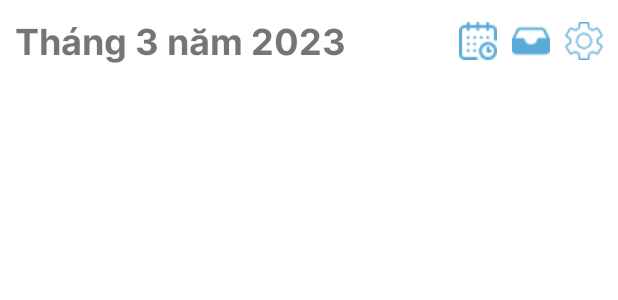
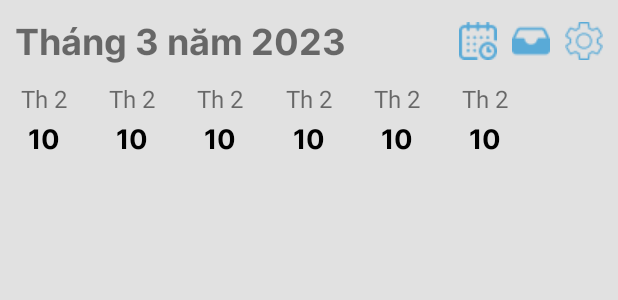
Before and after one commit to doanvu2000/Daily-Planner, an Android app: the layout activity_main.xml on its own in the app's theme, with its tools: preview values and no code run, on a phone screen of 412 x 824 dp. Shown: the top 300 px of the screen. Run offline under Robolectric (Android 15) with nearby library versions, the phone set to English and light mode, and no system bars.

Commit message:
add layout item plan

```diff
--- a/app/src/main/java/com/dd/company/dailyplanner/utils/ViewEx.kt
+++ b/app/src/main/java/com/dd/company/dailyplanner/utils/ViewEx.kt
@@ -125,3 +125,7 @@ fun TextView.setTextHtml(content: String) {
         Html.fromHtml(content);
     }
 }
+
+fun Context.getDrawableIdByName(name: String): Int {
+    return this.resources.getIdentifier(name, "drawable", packageName)
+}
--- /dev/null
+++ b/app/src/main/res/drawable/bg_round_home.xml
@@ -0,0 +1,5 @@
+<?xml version="1.0" encoding="utf-8"?>
+<shape xmlns:android="http://schemas.android.com/apk/res/android">
+    <corners android:radius="34dp" />
+    <solid android:color="@color/white" />
+</shape>
--- a/app/src/main/res/layout/activity_main.xml
+++ b/app/src/main/res/layout/activity_main.xml
@@ -4,6 +4,7 @@
     xmlns:tools="http://schemas.android.com/tools"
     android:layout_width="match_parent"
     android:layout_height="match_parent"
+    android:background="@color/background_app"
     android:orientation="vertical"
     tools:context=".ui.home.MainActivity">
 
@@ -49,5 +50,17 @@
     <androidx.recyclerview.widget.RecyclerView
         android:id="@+id/rcvWeekly"
         android:layout_width="match_parent"
-        android:layout_height="wrap_content" />
+        android:layout_height="wrap_content"
+        app:layoutManager="androidx.recyclerview.widget.GridLayoutManager"
+        app:spanCount="7"
+        tools:itemCount="7"
+        tools:listitem="@layout/item_weekly_home" />
+
+    <LinearLayout
+        android:layout_width="match_parent"
+        android:layout_height="wrap_content"
+        android:layout_marginTop="5dp"
+        android:background="@drawable/bg_round_home">
+
+    </LinearLayout>
 </LinearLayout>
--- a/app/src/main/res/layout/item_weekly_home.xml
+++ b/app/src/main/res/layout/item_weekly_home.xml
@@ -40,6 +40,7 @@
     </RelativeLayout>
 
     <ImageView
+        android:visibility="invisible"
         android:id="@+id/imgCheckMission"
         android:layout_width="20dp"
         android:layout_height="20dp"
--- a/app/src/main/res/values-night/themes.xml
+++ b/app/src/main/res/values-night/themes.xml
@@ -1,6 +1,6 @@
 <resources xmlns:tools="http://schemas.android.com/tools">
     <!-- Base application theme. -->
-    <style name="Theme.DailyPlanner" parent="Theme.MaterialComponents.DayNight.DarkActionBar">
+    <style name="Theme.DailyPlanner" parent="Theme.AppCompat.Light.NoActionBar">
         <!-- Primary brand color. -->
         <item name="colorPrimary">@color/purple_200</item>
         <item name="colorPrimaryVariant">@color/purple_700</item>
@@ -10,7 +10,7 @@
         <item name="colorSecondaryVariant">@color/teal_200</item>
         <item name="colorOnSecondary">@color/black</item>
         <!-- Status bar color. -->
-        <item name="android:statusBarColor" tools:targetApi="l">?attr/colorPrimaryVariant</item>
+        <item name="android:statusBarColor" tools:targetApi="l">@color/black</item>
         <!-- Customize your theme here. -->
     </style>
 </resources>
--- a/app/src/main/res/values/colors.xml
+++ b/app/src/main/res/values/colors.xml
@@ -8,4 +8,8 @@
     <color name="black">#FF000000</color>
     <color name="white">#FFFFFFFF</color>
     <color name="aqua">#59AAD7</color>
+    <color name="bg_icon_plan">#ACD5EB</color>
+    <color name="background_app">#E1E1E1</color>
+    <color name="text_time_plan">#98989E</color>
+    <color name="text_title_plan">#59AAD7</color>
 </resources>
--- a/app/src/main/res/values/themes.xml
+++ b/app/src/main/res/values/themes.xml
@@ -1,16 +1,16 @@
 <resources xmlns:tools="http://schemas.android.com/tools">
     <!-- Base application theme. -->
-    <style name="Theme.DailyPlanner" parent="Theme.MaterialComponents.DayNight.DarkActionBar">
+    <style name="Theme.DailyPlanner" parent="Theme.AppCompat.Light.NoActionBar">
         <!-- Primary brand color. -->
-        <item name="colorPrimary">@color/purple_500</item>
+        <item name="colorPrimary">@color/purple_200</item>
         <item name="colorPrimaryVariant">@color/purple_700</item>
-        <item name="colorOnPrimary">@color/white</item>
+        <item name="colorOnPrimary">@color/black</item>
         <!-- Secondary brand color. -->
         <item name="colorSecondary">@color/teal_200</item>
-        <item name="colorSecondaryVariant">@color/teal_700</item>
+        <item name="colorSecondaryVariant">@color/teal_200</item>
         <item name="colorOnSecondary">@color/black</item>
         <!-- Status bar color. -->
-        <item name="android:statusBarColor" tools:targetApi="l">?attr/colorPrimaryVariant</item>
+        <item name="android:statusBarColor" tools:targetApi="l">@color/black</item>
         <!-- Customize your theme here. -->
     </style>
 </resources>
```
Also changed, not shown: app/src/main/java/com/dd/company/dailyplanner/ui/home/MainActivity.kt (+6 -3 lines), app/src/main/java/com/dd/company/dailyplanner/ui/home/PlanAdapter.kt (added, +32 -0 lines), app/src/main/java/com/dd/company/dailyplanner/utils/DateUtil.kt (+55 -1 lines), app/src/main/res/layout/item_layout_plan.xml (added, +102 -0 lines), app/src/main/res/drawable/ic_checkbox_selected.png (added), app/src/main/res/drawable/ic_checkox.png (added).
